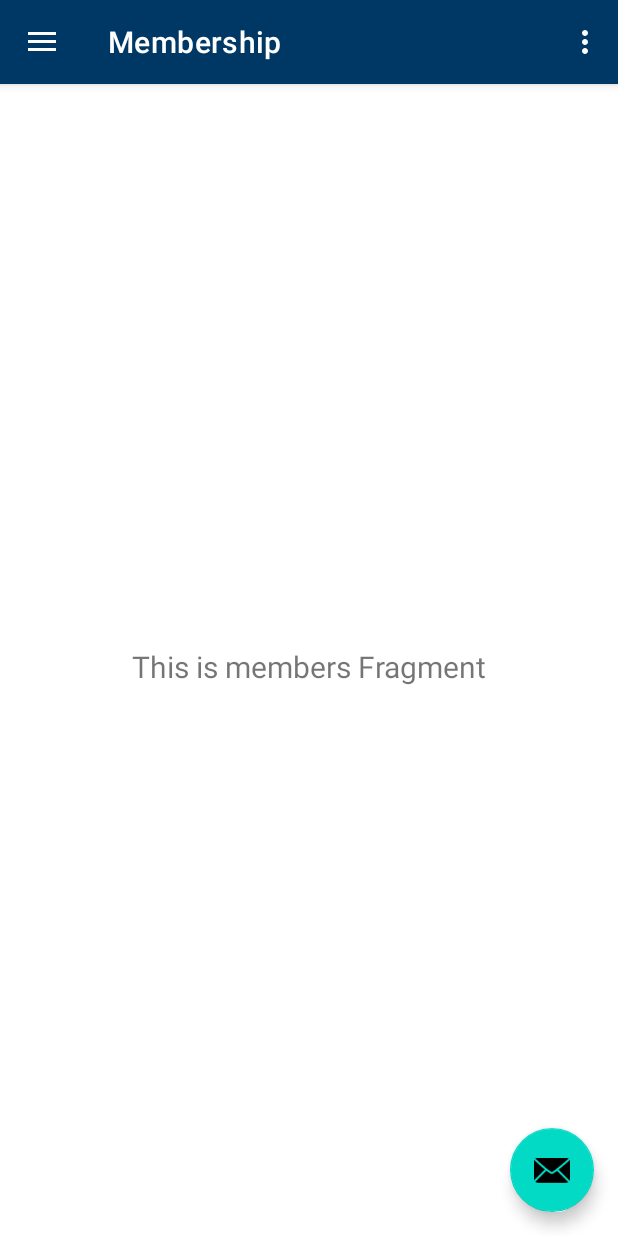
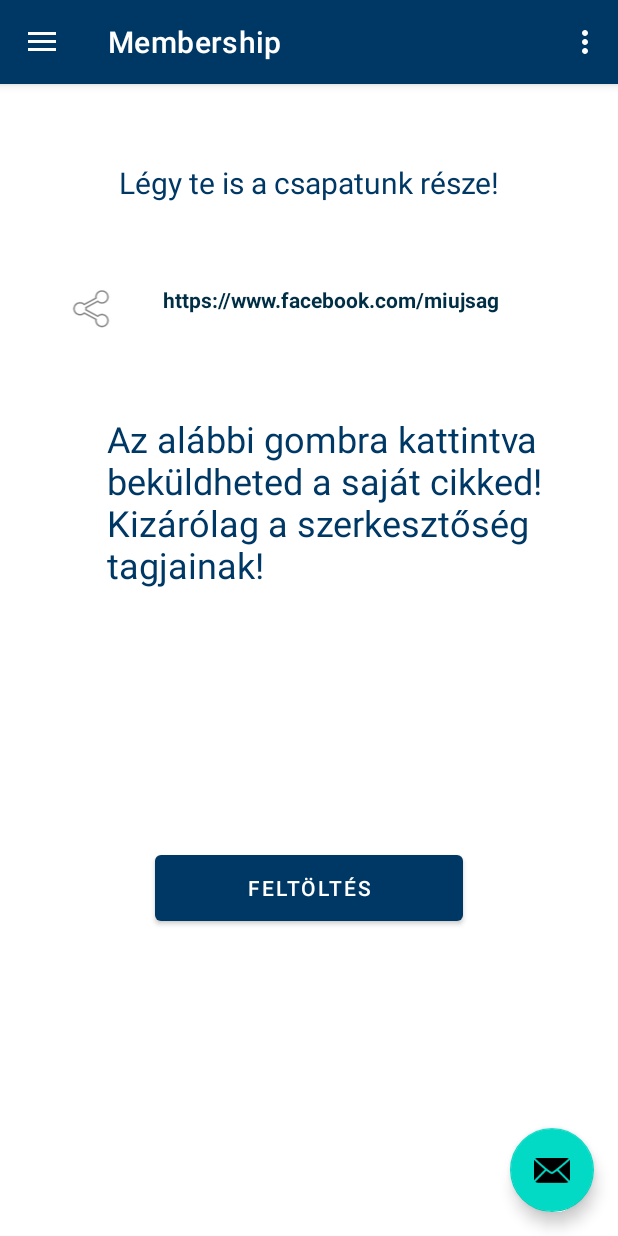
Before and after one commit to madrienn17/Miujsag, an Android app: the screen it shows after launch (MainActivity), in the side drawer, after a tap on "Membership", on a phone screen of 412 x 824 dp. Run offline under Robolectric (Android 15) with nearby library versions, the phone set to English and light mode, and no system bars; our stand-ins replace navigation-ui.

Commit message:
Added folder view in ArchiveFragment.kt and fb link + a functional button on MembersFragment.kt

```diff
--- a/app/src/main/java/com/example/miujsag/ui/members/MembersFragment.kt
+++ b/app/src/main/java/com/example/miujsag/ui/members/MembersFragment.kt
@@ -1,9 +1,12 @@
 package com.example.miujsag.ui.members
 
+import android.content.Intent
+import android.net.Uri
 import android.os.Bundle
 import android.view.LayoutInflater
 import android.view.View
 import android.view.ViewGroup
+import android.widget.Button
 import android.widget.TextView
 import androidx.fragment.app.Fragment
 import androidx.lifecycle.Observer
@@ -13,6 +16,8 @@ import com.example.miujsag.R
 class MembersFragment : Fragment() {
 
     private lateinit var membersViewModel: MembersViewModel
+    private lateinit var cikkButton: Button
+    private lateinit var fb: TextView
 
     override fun onCreateView(
             inflater: LayoutInflater,
@@ -28,4 +33,21 @@ class MembersFragment : Fragment() {
         })
         return root
     }
+
+    override fun onViewCreated(view: View, savedInstanceState: Bundle?) {
+        cikkButton = view.findViewById(R.id.submit_cikk)
+        fb = view.findViewById(R.id.fb_link)
+
+        fb.setOnClickListener{
+            val browserIntent = Intent(Intent.ACTION_VIEW, Uri.parse(fb.text.toString()))
+            startActivity(browserIntent)
+        }
+
+        cikkButton.setOnClickListener{
+            val browserIntent = Intent(Intent.ACTION_VIEW, Uri.parse("https://script.google.com/macros/s/AKfycbwM9SED9nqoeBZrDdKQ8DlFvpwtS682jjPDXmsL4e0-fEYqtKtK/exec?fbclid=IwAR0iXO1eOK5bMPbhQfzb1Hcqqaf0Lt29wulJhxD8Q9vCEnwj_tLLj-T-GZs"))
+            startActivity(browserIntent)
+        }
+
+        super.onViewCreated(view, savedInstanceState)
+    }
 }
--- a/app/src/main/java/com/example/miujsag/ui/members/MembersViewModel.kt
+++ b/app/src/main/java/com/example/miujsag/ui/members/MembersViewModel.kt
@@ -7,7 +7,7 @@ import androidx.lifecycle.ViewModel
 class MembersViewModel : ViewModel() {
 
     private val _text = MutableLiveData<String>().apply {
-        value = "This is members Fragment"
+        value = "Légy te is a csapatunk része!"
     }
     val text: LiveData<String> = _text
 }
--- a/app/src/main/res/layout/fragment_members.xml
+++ b/app/src/main/res/layout/fragment_members.xml
@@ -9,14 +9,80 @@
     <TextView
         android:id="@+id/text_members"
         android:layout_width="match_parent"
-        android:layout_height="wrap_content"
+        android:layout_height="0dp"
         android:layout_marginStart="8dp"
-        android:layout_marginTop="8dp"
+        android:layout_marginTop="52dp"
         android:layout_marginEnd="8dp"
         android:textAlignment="center"
+        android:textColor="@color/purple_500"
         android:textSize="20sp"
+        android:visibility="visible"
+        app:layout_constraintEnd_toEndOf="parent"
+        app:layout_constraintHorizontal_bias="0.0"
+        app:layout_constraintStart_toStartOf="parent"
+        app:layout_constraintTop_toTopOf="parent"
+        tools:visibility="visible" />
+
+    <TextView
+        android:id="@+id/fb_link"
+        android:layout_width="279dp"
+        android:layout_height="32dp"
+        android:layout_marginStart="8dp"
+        android:layout_marginLeft="8dp"
+        android:layout_marginEnd="24dp"
+        android:layout_marginRight="24dp"
+        android:text="@string/fb_link"
+        android:textColor="@color/purple_200"
+        android:textStyle="bold"
+        app:layout_constraintBottom_toTopOf="@+id/subtitle_members"
+        app:layout_constraintEnd_toEndOf="parent"
+        app:layout_constraintStart_toEndOf="@+id/social_img"
+        app:layout_constraintTop_toBottomOf="@+id/text_members" />
+
+    <ImageView
+        android:id="@+id/social_img"
+        android:layout_width="0dp"
+        android:layout_height="wrap_content"
+        android:layout_marginStart="24dp"
+        android:layout_marginLeft="24dp"
+        android:src="@android:drawable/ic_menu_share"
+        app:layout_constraintBottom_toTopOf="@+id/subtitle_members"
+        app:layout_constraintEnd_toStartOf="@+id/fb_link"
+        app:layout_constraintHorizontal_bias="0.0"
+        app:layout_constraintStart_toStartOf="parent"
+        app:layout_constraintTop_toBottomOf="@+id/text_members"
+        app:layout_constraintVertical_bias="0.505" />
+
+    <TextView
+        android:id="@+id/subtitle_members"
+        android:layout_width="290dp"
+        android:layout_height="137dp"
+        android:layout_marginStart="24dp"
+        android:layout_marginLeft="24dp"
+        android:layout_marginEnd="24dp"
+        android:layout_marginRight="24dp"
+        android:text="@string/cikk_bekuldes"
+        android:textColor="@color/purple_500"
+        android:textSize="24sp"
+        android:typeface="sans"
+        app:layout_constraintBottom_toTopOf="@+id/submit_cikk"
+        app:layout_constraintEnd_toEndOf="parent"
+        app:layout_constraintHorizontal_bias="0.642"
+        app:layout_constraintStart_toStartOf="parent"
+        app:layout_constraintTop_toBottomOf="@+id/fb_link"
+        app:layout_constraintVertical_bias="0.0" />
+
+    <Button
+        android:id="@+id/submit_cikk"
+        android:layout_width="205dp"
+        android:layout_height="56dp"
+        android:layout_marginTop="96dp"
+        android:layout_marginBottom="150dp"
+        android:text="FELTÖLTÉS"
         app:layout_constraintBottom_toBottomOf="parent"
         app:layout_constraintEnd_toEndOf="parent"
         app:layout_constraintStart_toStartOf="parent"
-        app:layout_constraintTop_toTopOf="parent" />
+        app:layout_constraintTop_toBottomOf="@+id/subtitle_members"
+        app:layout_constraintVertical_bias="0.0" />
+
 </androidx.constraintlayout.widget.ConstraintLayout>
--- a/app/src/main/res/values/strings.xml
+++ b/app/src/main/res/values/strings.xml
@@ -13,14 +13,13 @@
     <string name="message_us">Message us</string>
     <string name="this_is_the_archive_fragment">This is the archive fragment!</string>
     <string name="this_is_the_current_fragment">This is the current fragment!</string>
-    <string name="this_is_the_members_fragment">This is the members fragment!</string>
+    <string name="this_is_the_members_fragment">Légy te is a csapatunk része!</string>
+    <string name="fb_link">https://www.facebook.com/miujsag</string>
+    <string name="cikk_bekuldes">Az alábbi gombra kattintva beküldheted a saját cikked! Kizárólag a szerkesztőség tagjainak!</string>
     <string name="title_activity_splash">SplashActivity</string>
     <!-- Strings used for fragments for navigation -->
     <string name="first_fragment_label">First Fragment</string>
     <string name="second_fragment_label">Second Fragment</string>
     <string name="next">Next</string>
     <string name="previous">Previous</string>
-
-    <string name="hello_first_fragment">Hello first fragment</string>
-    <string name="hello_second_fragment">Hello second fragment. Arg: %1$s</string>
 </resources>
```
Also changed, not shown: app/src/main/java/com/example/miujsag/ui/archive/ArchiveFragment.kt (+45 -0 lines), app/src/main/res/layout/fragment_archive.xml (+9 -0 lines).
